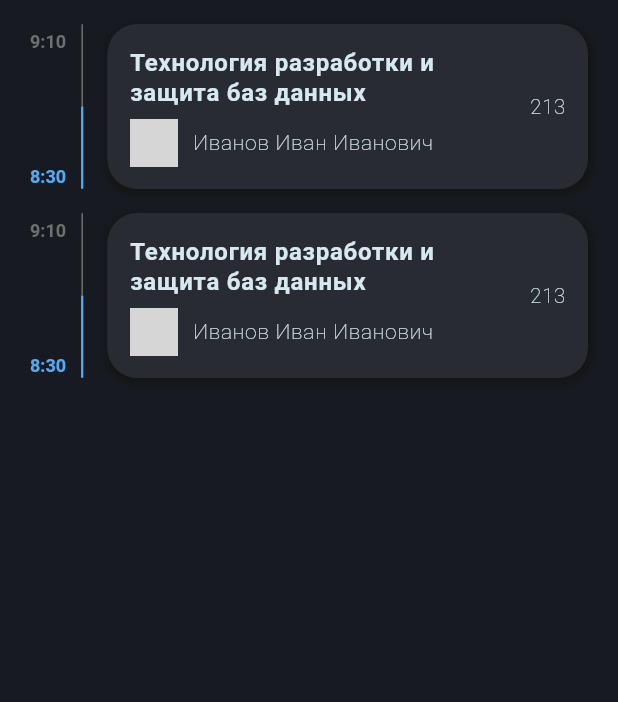
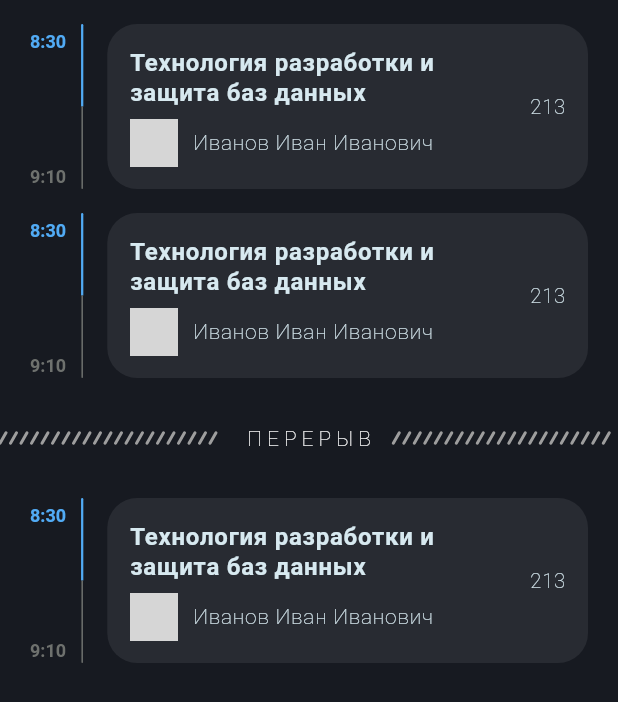
Before and after one commit to evgesha1247/timetable, a Flutter app: the screen it shows after launch, on a phone screen of 412 x 824 dp. Shown: the top 702 px of the screen. Run offline on Flutter 3.47's test engine with Material 2 defaults, Android fonts, the phone set to English and light mode, and no system bars; network calls fail; grey boxes are pictures that could not be loaded.

Commit message:
добавил строку перерыво , выбор расписание (общая или по группам)

```diff
--- a/lib/ui/screens/timetable/timetable_widget.dart
+++ b/lib/ui/screens/timetable/timetable_widget.dart
@@ -10,11 +10,18 @@ class TimetableWidget extends StatelessWidget {
         slivers: [
           SliverList(
             delegate: SliverChildBuilderDelegate(
-              childCount: 2,
-              (BuildContext context, int index) => Padding(
-                padding: const EdgeInsets.only(top: 16, left: 20, right: 20),
-                child: TimetableRowStyleWidget.current(),
-              ),
+              childCount: 3,
+              (BuildContext context, int index) {
+                if (index == 2) {
+                  return TimetableRowStyleWidget.divided(
+                    isBreak: true,
+                  );
+                }
+
+                return TimetableRowStyleWidget.divided(
+                  isBreak: false,
+                );
+              },
             ),
           ),
         ],
--- /dev/null
+++ b/lib/ui/widgets/timetable_row/entity/timetable_row_lesson_data.dart
@@ -0,0 +1,60 @@
+import 'package:flutter/material.dart';
+import 'package:timetable/themes/theme_main.dart';
+import 'package:timetable/ui/widgets/timetable_row/timetable_row_widget.dart';
+
+class _TimetableRowLessonWidgetDataStyle {
+  final Color widgetColorBk;
+  final Color textNameColor;
+  const _TimetableRowLessonWidgetDataStyle({
+    required this.widgetColorBk,
+    required this.textNameColor,
+  });
+}
+
+class TimetableRowLessonWidgetData {
+  final String avatarURl;
+  final String speakerName;
+  final String lessonName;
+  final int cabinet;
+  final TimetableRowWidgetDataProgressStatus status;
+  get style {
+    switch (status) {
+      case TimetableRowWidgetDataProgressStatus.oncoming:
+        return oncomingStyle;
+      case TimetableRowWidgetDataProgressStatus.current:
+        return currentStyle;
+      case TimetableRowWidgetDataProgressStatus.past:
+        return pastStyle;
+    }
+  }
+
+  const TimetableRowLessonWidgetData({
+    required this.avatarURl,
+    required this.lessonName,
+    required this.speakerName,
+    required this.status,
+    required this.cabinet,
+  });
+
+  static const oncomingStyle = _TimetableRowLessonWidgetDataStyle(
+    textNameColor: ConstantColors.oncoming,
+    widgetColorBk: ConstantColors.container,
+  );
+  static const currentStyle = _TimetableRowLessonWidgetDataStyle(
+    textNameColor: ConstantColors.current,
+    widgetColorBk: ConstantColors.container,
+  );
+  static const pastStyle = _TimetableRowLessonWidgetDataStyle(
+    textNameColor: ConstantColors.past,
+    widgetColorBk: ConstantColors.container,
+  );
+}
+
+const lessonData = TimetableRowLessonWidgetData(
+  avatarURl:
+      'https://ps.w.org/user-avatar-reloaded/assets/icon-256x256.png?rev=2540745',
+  lessonName: 'Технология разработки и защита баз данных',
+  speakerName: 'Иванов Иван Иванович',
+  status: progresStatus,
+  cabinet: 213,
+);
--- /dev/null
+++ b/lib/ui/widgets/timetable_row/entity/timetable_row_time_data.dart
@@ -0,0 +1,52 @@
+import 'package:flutter/material.dart';
+import 'package:timetable/themes/theme_main.dart';
+import 'package:timetable/ui/widgets/timetable_row/timetable_row_widget.dart';
+
+class _TimetableRowTimeWidgetDataProgresStyle {
+  final Color startColor;
+  final Color endColor;
+  _TimetableRowTimeWidgetDataProgresStyle({
+    required this.startColor,
+    required this.endColor,
+  });
+}
+
+class TimetableRowTimeWidgetData {
+  final String startTime;
+  final String endTime;
+  final TimetableRowWidgetDataProgressStatus progresStatus;
+  const TimetableRowTimeWidgetData({
+    required this.startTime,
+    required this.endTime,
+    required this.progresStatus,
+  });
+  get style {
+    switch (progresStatus) {
+      case TimetableRowWidgetDataProgressStatus.oncoming:
+        return oncomingStyle;
+      case TimetableRowWidgetDataProgressStatus.current:
+        return currentStyle;
+      case TimetableRowWidgetDataProgressStatus.past:
+        return pastStyle;
+    }
+  }
+
+  static var oncomingStyle = _TimetableRowTimeWidgetDataProgresStyle(
+    startColor: ConstantColors.oncoming,
+    endColor: ConstantColors.oncoming,
+  );
+  static var currentStyle = _TimetableRowTimeWidgetDataProgresStyle(
+    startColor: ConstantColors.blue,
+    endColor: ConstantColors.past,
+  );
+  static var pastStyle = _TimetableRowTimeWidgetDataProgresStyle(
+    startColor: ConstantColors.past,
+    endColor: ConstantColors.past,
+  );
+}
+
+const timeData = TimetableRowTimeWidgetData(
+  startTime: '8:30',
+  endTime: '9:10',
+  progresStatus: progresStatus,
+);
--- /dev/null
+++ b/lib/ui/widgets/timetable_row/row_break_between_lessons.dart
@@ -0,0 +1,55 @@
+import 'package:flutter/material.dart';
+
+class BreakBetweenLessonsWidget extends StatelessWidget {
+  const BreakBetweenLessonsWidget({Key? key}) : super(key: key);
+  @override
+  Widget build(BuildContext context) {
+    return Row(
+      children: const [
+        Expanded(child: _BreakBetweenLessons()),
+        SizedBox(width: 15),
+        Text(
+          'П Е Р Е Р Ы В',
+          style: TextStyle(
+            color: Colors.white,
+            fontWeight: FontWeight.w200,
+          ),
+        ),
+        SizedBox(width: 15),
+        Expanded(child: _BreakBetweenLessons()),
+      ],
+    );
+  }
+}
+
+class _BreakBetweenLessons extends StatelessWidget {
+  const _BreakBetweenLessons({Key? key}) : super(key: key);
+  @override
+  Widget build(BuildContext context) {
+    return CustomPaint(
+      size: const Size(double.infinity, 7.0),
+      painter: _BreakBetweenLessonsPainter(),
+    );
+  }
+}
+
+class _BreakBetweenLessonsPainter extends CustomPainter {
+  @override
+  void paint(Canvas canvas, Size size) {
+    var spaceWidth = size.height;
+    final paint = Paint()
+      ..color = Colors.grey
+      ..strokeWidth = 2
+      ..strokeCap = StrokeCap.round;
+    final itemCount = (size.width / spaceWidth).floor();
+    for (var i = 0; i < itemCount; i++) {
+      final xOffset = spaceWidth * i;
+      final start = Offset(xOffset + 4, 0);
+      final end = Offset(xOffset, size.height);
+      canvas.drawLine(start, end, paint);
+    }
+  }
+
+  @override
+  bool shouldRepaint(covariant CustomPainter oldDelegate) => false;
+}
--- a/lib/ui/widgets/timetable_row/timetable_row_lesson_widget.dart
+++ b/lib/ui/widgets/timetable_row/row_lesson_widget.dart
@@ -1,29 +1,21 @@
 import 'package:flutter/material.dart';
 import 'package:timetable/themes/theme_main.dart';
-import 'package:timetable/ui/widgets/timetable_row/timetable_row_widget.dart';
+import 'package:timetable/ui/widgets/timetable_row/entity/timetable_row_lesson_data.dart';
 
 class TimetableRowLessonWidget extends StatelessWidget {
+  final TimetableRowLessonWidgetData data;
   const TimetableRowLessonWidget({
     Key? key,
     required this.data,
   }) : super(key: key);
-  final TimetableRowLessonWidgetData data;
 
   @override
   Widget build(BuildContext context) {
     return Container(
       padding: const EdgeInsets.all(15),
       decoration: BoxDecoration(
-        color: data._style.widgetColorBk,
+        color: data.style.widgetColorBk,
         borderRadius: const BorderRadius.all(Radius.circular(20.0)),
-        boxShadow: const [
-          BoxShadow(
-            color: ConstantColors.shadow,
-            spreadRadius: 2,
-            blurRadius: 3,
-            offset: Offset(1, 2),
-          ),
-        ],
       ),
       child: Row(
         children: [
@@ -37,7 +29,7 @@ class TimetableRowLessonWidget extends StatelessWidget {
               ],
             ),
           ),
-          _LessonClassRoomWidget(data: data),
+          _LessonClassRoomWidget(data: data)
         ],
       ),
     );
@@ -52,7 +44,7 @@ class _LessonNameWidget extends StatelessWidget {
     return Text(
       data.lessonName,
       style: ConstantTextStyle.lessonName
-          .copyWith(color: data._style.textNameColor),
+          .copyWith(color: data.style.textNameColor),
       maxLines: 3,
     );
   }
@@ -80,7 +72,7 @@ class _SpeakerWidget extends StatelessWidget {
           child: Text(
             data.speakerName,
             style: ConstantTextStyle.speakerName
-                .copyWith(color: data._style.textNameColor),
+                .copyWith(color: data.style.textNameColor),
             maxLines: 2,
           ),
         ),
@@ -100,57 +92,8 @@ class _LessonClassRoomWidget extends StatelessWidget {
       child: Text(
         data.cabinet.toString(),
         style: ConstantTextStyle.lessonRoom
-            .copyWith(color: data._style.textNameColor),
+            .copyWith(color: data.style.textNameColor),
       ),
     );
   }
 }
-
-class _TimetableRowLessonWidgetDataStyle {
-  final Color widgetColorBk;
-  final Color textNameColor;
-
-  const _TimetableRowLessonWidgetDataStyle({
-    required this.widgetColorBk,
-    required this.textNameColor,
-  });
-}
-
-class TimetableRowLessonWidgetData {
-  final String avatarURl;
-  final String speakerName;
-  final String lessonName;
-  final int cabinet;
-  final TimetableRowWidgetDataProgressStatus status;
-  _TimetableRowLessonWidgetDataStyle get _style {
-    switch (status) {
-      case TimetableRowWidgetDataProgressStatus.oncoming:
-        return oncomingStyle;
-      case TimetableRowWidgetDataProgressStatus.current:
-        return currentStyle;
-      case TimetableRowWidgetDataProgressStatus.past:
-        return pastStyle;
-    }
-  }
-
-  const TimetableRowLessonWidgetData({
-    required this.avatarURl,
-    required this.lessonName,
-    required this.speakerName,
-    required this.status,
-    required this.cabinet,
-  });
-
-  static const oncomingStyle = _TimetableRowLessonWidgetDataStyle(
-    textNameColor: ConstantColors.oncoming,
-    widgetColorBk: ConstantColors.container,
-  );
-  static const currentStyle = _TimetableRowLessonWidgetDataStyle(
-    textNameColor: ConstantColors.current,
-    widgetColorBk: ConstantColors.container,
-  );
-  static const pastStyle = _TimetableRowLessonWidgetDataStyle(
-    textNameColor: ConstantColors.past,
-    widgetColorBk: ConstantColors.container,
-  );
-}
--- /dev/null
+++ b/lib/ui/widgets/timetable_row/row_time_widget.dart
@@ -0,0 +1,73 @@
+import 'package:flutter/material.dart';
+import 'package:timetable/themes/theme_main.dart';
+import 'package:timetable/ui/widgets/timetable_row/entity/timetable_row_time_data.dart';
+
+class TimetableRowTimeWidget extends StatelessWidget {
+  final TimetableRowTimeWidgetData data;
+  const TimetableRowTimeWidget({Key? key, required this.data})
+      : super(key: key);
+  @override
+  Widget build(BuildContext context) {
+    return Row(
+      children: [
+        Column(
+          children: [
+            Text(
+              data.startTime,
+              style: ConstantTextStyle.timeText
+                  .copyWith(color: data.style.startColor),
+            ),
+            const Spacer(),
+            Text(
+              data.endTime,
+              style: ConstantTextStyle.timeText
+                  .copyWith(color: data.style.endColor),
+            ),
+          ],
+        ),
+        const SizedBox(width: 10),
+        Column(
+          children: [
+            Expanded(
+              child: _DeviderWidget(
+                  color: data.style.startColor,
+                  position: _DeviderWidgetPosition.top),
+            ),
+            Expanded(
+              child: _DeviderWidget(
+                color: data.style.endColor,
+                position: _DeviderWidgetPosition.bottom,
+              ),
+            ),
+          ],
+        )
+      ],
+    );
+  }
+}
+
+enum _DeviderWidgetPosition { top, bottom }
+
+class _DeviderWidget extends StatelessWidget {
+  const _DeviderWidget({Key? key, required this.color, required this.position})
+      : super(key: key);
+  final Color color;
+  final _DeviderWidgetPosition position;
+  @override
+  Widget build(BuildContext context) {
+    const radius = Radius.circular(2);
+    final BorderRadius borderRadius = position == _DeviderWidgetPosition.top
+        ? const BorderRadius.vertical(top: radius)
+        : const BorderRadius.vertical(bottom: radius);
+    return SizedBox(
+      width: position == _DeviderWidgetPosition.bottom ? 1 : 1.5,
+      child: DecoratedBox(
+        decoration: BoxDecoration(
+          color: color,
+          borderRadius: borderRadius,
+        ),
+        child: Container(),
+      ),
+    );
+  }
+}
--- a/lib/ui/widgets/timetable_row/timetable_row_time_widget.dart
+++ /dev/null
@@ -1,120 +0,0 @@
-import 'package:flutter/material.dart';
-import 'package:timetable/themes/theme_main.dart';
-
-import 'package:timetable/ui/widgets/timetable_row/timetable_row_widget.dart';
-
-class TimetableRowTimeWidget extends StatelessWidget {
-  final TimetableRowTimeWidgetData data;
-  const TimetableRowTimeWidget({
-    Key? key,
-    required this.data,
-  }) : super(key: key);
-  @override
-  Widget build(BuildContext context) {
-    return Row(
-      mainAxisAlignment: MainAxisAlignment.end,
-      children: [
-        Column(
-          children: [
-            Text(
-              data.endTime,
-              style: ConstantTextStyle.timeText
-                  .copyWith(color: data._style.startColor),
-            ),
-            const Spacer(),
-            Text(
-              data.startTime,
-              style: ConstantTextStyle.timeText
-                  .copyWith(color: data._style.endColor),
-            ),
-          ],
-        ),
-        const SizedBox(width: 10),
-        Column(
-          children: [
-            Expanded(
-              child: _DeviderWidget(
-                  color: data._style.startColor,
-                  position: _DeviderWidgetPosition.top),
-            ),
-            Expanded(
-              child: _DeviderWidget(
-                color: data._style.endColor,
-                position: _DeviderWidgetPosition.bottom,
-              ),
-            ),
-          ],
-        )
-      ],
-    );
-  }
-}
-
-enum _DeviderWidgetPosition { top, bottom }
-
-class _DeviderWidget extends StatelessWidget {
-  const _DeviderWidget({Key? key, required this.color, required this.position})
-      : super(key: key);
-  final Color color;
-  final _DeviderWidgetPosition position;
-  @override
-  Widget build(BuildContext context) {
-    const radius = Radius.circular(1);
-    final BorderRadius borderRadius = position == _DeviderWidgetPosition.top
-        ? const BorderRadius.vertical(top: radius)
-        : const BorderRadius.vertical(bottom: radius);
-    return SizedBox(
-      width: position == _DeviderWidgetPosition.top ? 1 : 1.5,
-      child: DecoratedBox(
-        decoration: BoxDecoration(
-          color: color,
-          borderRadius: borderRadius,
-        ),
-        child: Container(),
-      ),
-    );
-  }
-}
-
-class _TimetableRowTimeWidgetDataProgresStyle {
-  final Color startColor;
-  final Color endColor;
-  _TimetableRowTimeWidgetDataProgresStyle({
-    required this.startColor,
-    required this.endColor,
-  });
-}
-
-class TimetableRowTimeWidgetData {
-  final String startTime;
-  final String endTime;
-  final TimetableRowWidgetDataProgressStatus progresStatus;
-  const TimetableRowTimeWidgetData({
-    required this.startTime,
-    required this.endTime,
-    required this.progresStatus,
-  });
-  _TimetableRowTimeWidgetDataProgresStyle get _style {
-    switch (progresStatus) {
-      case TimetableRowWidgetDataProgressStatus.oncoming:
-        return oncomingStyle;
-      case TimetableRowWidgetDataProgressStatus.current:
-        return currentStyle;
-      case TimetableRowWidgetDataProgressStatus.past:
-        return pastStyle;
-    }
-  }
-
-  static var oncomingStyle = _TimetableRowTimeWidgetDataProgresStyle(
-    startColor: ConstantColors.oncoming,
-    endColor: ConstantColors.oncoming,
-  );
-  static var currentStyle = _TimetableRowTimeWidgetDataProgresStyle(
-    startColor: ConstantColors.past,
-    endColor: ConstantColors.blue,
-  );
-  static var pastStyle = _TimetableRowTimeWidgetDataProgresStyle(
-    startColor: ConstantColors.past,
-    endColor: ConstantColors.past,
-  );
-}
--- a/lib/ui/widgets/timetable_row/timetable_row_widget.dart
+++ b/lib/ui/widgets/timetable_row/timetable_row_widget.dart
@@ -1,45 +1,61 @@
 import 'package:flutter/material.dart';
-import 'package:timetable/ui/widgets/timetable_row/timetable_row_lesson_widget.dart';
-import 'package:timetable/ui/widgets/timetable_row/timetable_row_time_widget.dart';
-
-abstract class TimetableRowStyleWidget extends StatelessWidget {
-  const TimetableRowStyleWidget({Key? key}) : super(key: key);
-  factory TimetableRowStyleWidget.current({Key? key}) =>
-      _TimetableRowStyleWidget(key: key);
-}
+import 'package:timetable/ui/widgets/timetable_row/entity/timetable_row_lesson_data.dart';
+import 'package:timetable/ui/widgets/timetable_row/entity/timetable_row_time_data.dart';
+import 'package:timetable/ui/widgets/timetable_row/row_break_between_lessons.dart';
+import 'package:timetable/ui/widgets/timetable_row/row_lesson_widget.dart';
+import 'package:timetable/ui/widgets/timetable_row/row_time_widget.dart';
 
 enum TimetableRowWidgetDataProgressStatus { oncoming, current, past }
 
-class _TimetableRowStyleWidget extends TimetableRowStyleWidget {
-  const _TimetableRowStyleWidget({Key? key}) : super(key: key);
+const progresStatus = TimetableRowWidgetDataProgressStatus.current;
+
+abstract class TimetableRowStyleWidget extends StatelessWidget {
+  const TimetableRowStyleWidget({Key? key, required this.isBreak})
+      : super(key: key);
+  final bool isBreak;
+  factory TimetableRowStyleWidget.divided({Key? key, required bool isBreak}) =>
+      _TimetableRowWidgetDivided(key: key, isBreak: isBreak);
+  factory TimetableRowStyleWidget.mutual({Key? key, required bool isBreak}) =>
+      _TimetableRowWidgetMutual(key: key, isBreak: isBreak);
+}
+
+class _TimetableRowWidgetDivided extends TimetableRowStyleWidget {
+  const _TimetableRowWidgetDivided({Key? key, required this.isBreak})
+      : super(key: key, isBreak: isBreak);
+  final bool isBreak;
   @override
   Widget build(BuildContext context) {
-    const progresStatus = TimetableRowWidgetDataProgressStatus.current;
-
-    const lessonData = TimetableRowLessonWidgetData(
-      avatarURl:
-          'https://ps.w.org/user-avatar-reloaded/assets/icon-256x256.png?rev=2540745',
-      lessonName: 'Технология разработки и защита баз данных',
-      speakerName: 'Иванов Иван Иванович',
-      status: progresStatus,
-      cabinet: 213,
-    );
-    const timeData = TimetableRowTimeWidgetData(
-      startTime: '8:30',
-      endTime: '9:10',
-      progresStatus: progresStatus,
-    );
-
-    return IntrinsicHeight(
-      child: Row(
-        children: const [
-          TimetableRowTimeWidget(data: timeData),
-          SizedBox(width: 16),
-          Expanded(
-            child: TimetableRowLessonWidget(data: lessonData),
+    return Column(
+      children: [
+        (isBreak)
+            ? const Padding(
+                padding: EdgeInsets.only(top: 32, bottom: 16),
+                child: BreakBetweenLessonsWidget(),
+              )
+            : const SizedBox(),
+        IntrinsicHeight(
+          child: Padding(
+            padding: const EdgeInsets.only(top: 16, left: 20, right: 20),
+            child: Row(
+              children: const [
+                TimetableRowTimeWidget(data: timeData),
+                SizedBox(width: 16),
+                Expanded(child: TimetableRowLessonWidget(data: lessonData)),
+              ],
+            ),
           ),
-        ],
-      ),
+        ),
+      ],
     );
   }
 }
+
+class _TimetableRowWidgetMutual extends TimetableRowStyleWidget {
+  const _TimetableRowWidgetMutual({Key? key, required this.isBreak})
+      : super(key: key, isBreak: isBreak);
+  final bool isBreak;
+  @override
+  Widget build(BuildContext context) {
+    return const SizedBox();
+  }
+}
```
